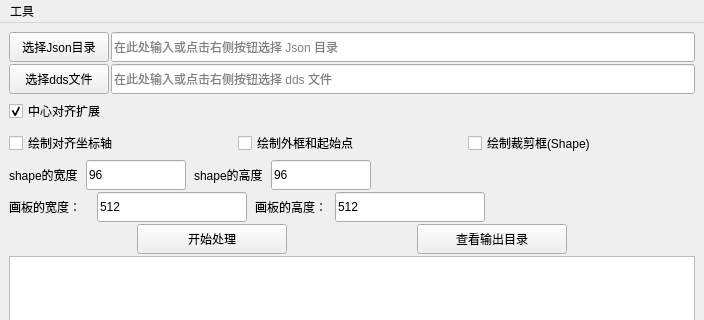
This is sprite_editor/ui/mainwindow.ui in super999/SpriteAtalsReader as Qt 5 draws it before an edit; both pictures show x 0 to 704 and y 0 to 320 of the 704 by 737 pixel window. The edited form follows.
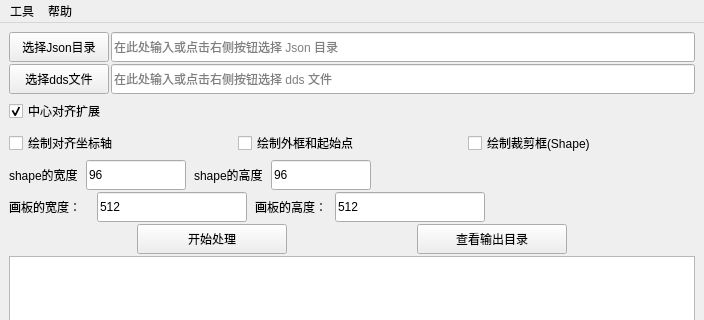
This is the edited form. Icons and pictures are not drawn.

Commit message: 1. 提交修改

```diff
--- a/sprite_editor/ui/mainwindow.ui
+++ b/sprite_editor/ui/mainwindow.ui
@@ -526,7 +526,15 @@
     </property>
     <addaction name="actionname_fix"/>
    </widget>
+   <widget class="QMenu" name="menu_2">
+    <property name="title">
+     <string>帮助</string>
+    </property>
+    <addaction name="action_about_editor"/>
+    <addaction name="action_product_info"/>
+   </widget>
    <addaction name="menu"/>
+   <addaction name="menu_2"/>
   </widget>
   <widget class="QStatusBar" name="statusbar"/>
   <action name="actionname_fix">
```
Left out of the diff: 10 changed lines with no effect on the pictures. The commit also changes 2 other files.
